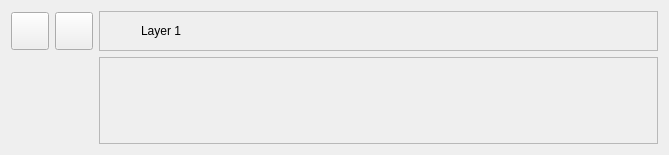
Before: the Qt Designer form src/airunner/widgets/layers/templates/layer.ui in Capsize-Games/airunner, drawn with Qt 5.
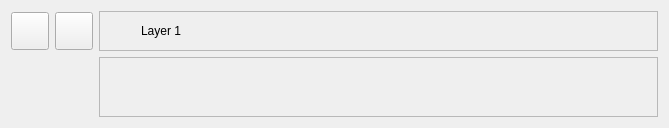
After: the same form once the commit is applied. Icons and pictures are not drawn.

Commit message: minor layer design modification

```diff
--- a/src/airunner/widgets/layers/templates/layer.ui
+++ b/src/airunner/widgets/layers/templates/layer.ui
@@ -7,7 +7,7 @@
     <x>0</x>
     <y>0</y>
     <width>669</width>
-    <height>155</height>
+    <height>128</height>
    </rect>
   </property>
   <property name="sizePolicy">
```
The commit also changes 1 other file.
